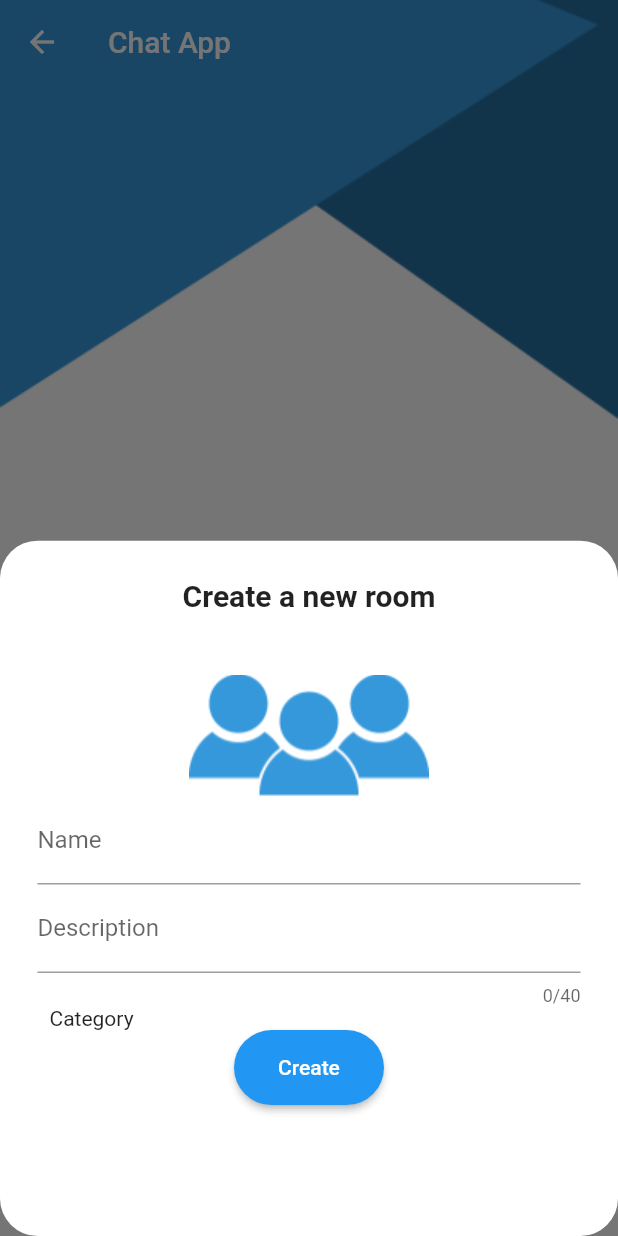
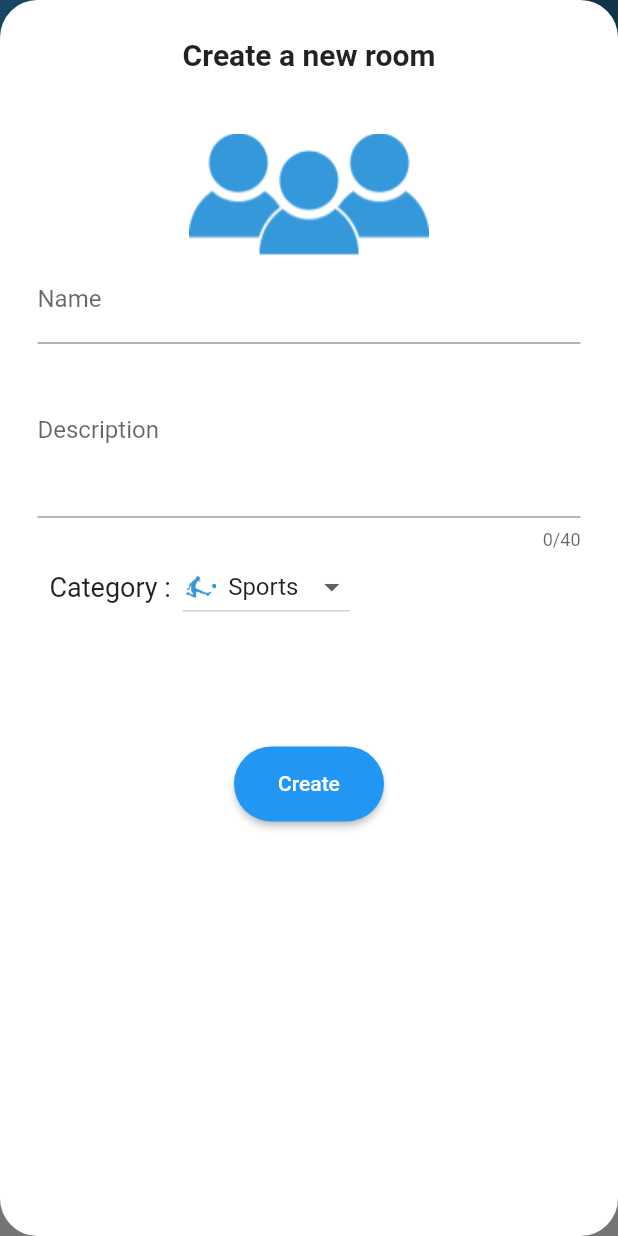
Before and after one commit to mustafasa3eed/chat, a Flutter app: the HomeScreen screen opened by its route, after a tap on the "add" icon, on a phone screen of 412 x 824 dp. Run offline on Flutter 3.47's test engine with Material 2 defaults, Android fonts, the phone set to English and light mode, and no system bars; our stand-ins replace cloud_firestore, firebase_auth, firebase_core, fluttertoast; accounts and stored records are empty.

Commit message:
new task sheet

```diff
--- a/lib/screens/create_new_room.dart
+++ b/lib/screens/create_new_room.dart
@@ -1,3 +1,4 @@
+import 'package:chat/utils.dart';
 import 'package:flutter/material.dart';
 
 class NewRoom extends StatefulWidget {
@@ -8,6 +9,7 @@ class NewRoom extends StatefulWidget {
 }
 
 class _NewRoomState extends State<NewRoom> {
+ Category selectedCategory = categories[0];
   String name = '';
   String description = '';
   var formKey = GlobalKey<FormState>();
@@ -37,7 +39,7 @@ class _NewRoomState extends State<NewRoom> {
                     SizedBox(
                       height: MediaQuery.of(context).size.height * 0.05,
                     ),
-                     Image.asset('assets/images/group_logo.png'),
+                    Image.asset('assets/images/group_logo.png'),
                     TextFormField(
                       decoration: const InputDecoration(labelText: 'Name'),
                       onChanged: (text) {
@@ -51,6 +53,8 @@ class _NewRoomState extends State<NewRoom> {
                     ),
                     TextFormField(
                       maxLength: 40,
+                      minLines: 4,
+                      maxLines: 4,
                       decoration:
                           const InputDecoration(labelText: 'Description'),
                       onChanged: (text) {
@@ -63,18 +67,46 @@ class _NewRoomState extends State<NewRoom> {
                       },
                     ),
                     Row(
-                      children: const [
-                        Padding(
+                      children:  [
+                        const Padding(
                           padding: EdgeInsets.symmetric(horizontal: 8.0),
-                          child: Text('Category'),
+                          child: Text('Category :'
+                          ,style: TextStyle(fontSize: 18,),),
                         ),
-                        // DropdownButton(
-                        //   onChanged: ,
-                        //   value: ,
-                        //     items: [
-                        //   DropdownMenuItem(child: Text('hey'))
-                        // ]),
+                        DropdownButton<Category>(
+                          borderRadius: BorderRadius.circular(20),
+                          isExpanded: false,
+                          alignment: Alignment.center,
+                          onChanged: (Category? newCat){
+                            setState(() {
+                              selectedCategory = newCat!;
+                            });
+                          },
+                            value:selectedCategory ,
+                            items: categories
+                                .map<DropdownMenuItem<Category>>((category) {
+                              // var category = Category.fromId(categoryId);
+                              return DropdownMenuItem<Category>(
+                                  value: category,
+                                  child: Row(
+                                    children: [
+                                      Image.asset(
+                                        category.imagePath,
+                                        width: 20,
+                                        height: 20,
+                                      ),
+                                      Padding(
+                                        padding: const EdgeInsets.all(8.0),
+                                        child: Text(category.name),
+                                      )
+                                    ],
+                                  ));
+                            }).toList()),
+
                       ],
+                    ),
+                    SizedBox(
+                      height: MediaQuery.of(context).size.height * 0.1,
                     ),
 
                     Container(
@@ -88,7 +120,9 @@ class _NewRoomState extends State<NewRoom> {
                                   RoundedRectangleBorder(
                                       borderRadius:
                                           BorderRadius.circular(25)))),
-                          onPressed: () {},
+                          onPressed: () {
+                            createRoom();
+                          },
                           child: const Text('Create')),
                     ),
                   ],
@@ -98,4 +132,5 @@ class _NewRoomState extends State<NewRoom> {
       ),
     );
   }
+  void createRoom(){}
 }
--- a/lib/screens/home_screen.dart
+++ b/lib/screens/home_screen.dart
@@ -34,7 +34,7 @@ class _HomeScreenState extends State<HomeScreen> {
 
   void newChatRoom(){
     showModalBottomSheet<void>(
-      isScrollControlled: false,
+      isScrollControlled: true,
         backgroundColor: Colors.transparent,
         context:context,
         builder:(BuildContext context){
--- a/lib/utils.dart
+++ b/lib/utils.dart
@@ -18,4 +18,34 @@ Future showMessage(String message, BuildContext context, color){
       fontSize: 16.0
   );
 }
-void showLoadig (){}
+class Category {
+  static const String musicId = 'music';
+  static const String moviesId = 'movies';
+  static const String sportsId = 'sports';
+  late String id;
+  late String name;
+  late String imagePath;
+  Category(this.id,this.name,this.imagePath);
+  Category.byId(String id){
+    if(id == musicId){
+      id=musicId;
+      name = 'Music';
+      imagePath = 'assets/images/music.png';
+    }else if(id == moviesId){
+      id = moviesId;
+      name = 'Movies';
+      imagePath = 'assets/images/movies.png';
+    }
+    else if(id == sportsId){
+      id = sportsId;
+      name = 'Sports';
+      imagePath = 'assets/images/sports.png';
+    }
+  }
+}
+
+List<Category> categories = [
+  Category.byId(Category.sportsId),
+  Category.byId(Category.moviesId),
+  Category.byId(Category.musicId),
+];
```
Also changed, not shown: lib/data/room.dart (added, +35 -0 lines), assets/images/movies.png (added), assets/images/music.png (added), assets/images/sports.png (added).
